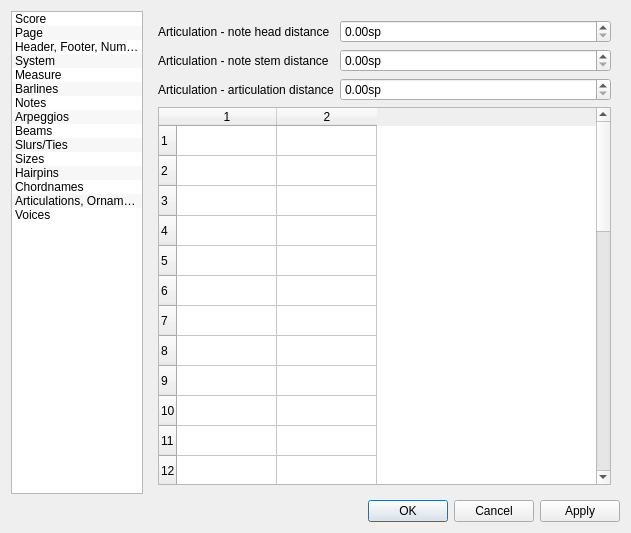
Qt form mscore/mscore/editstyle.ui (musescore/musescore-old) before a commit.
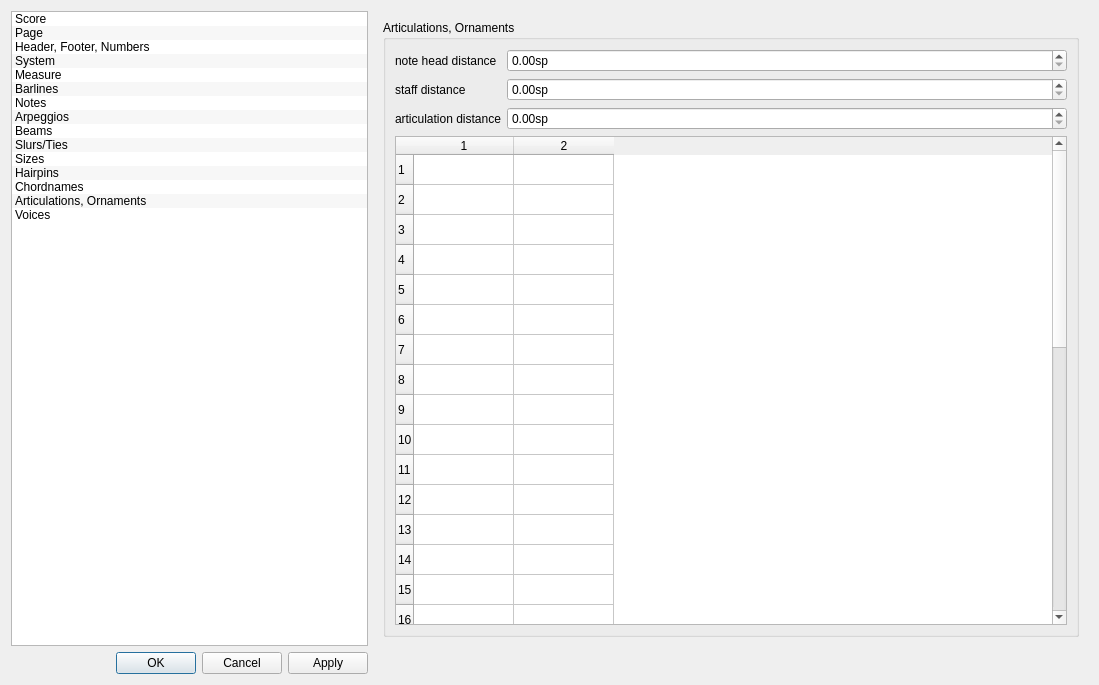
The same form after that commit. The open tabs and pages were chosen to show the change. Icons and pictures are not drawn.

Commit message: - fix single note tremolo layout - fix for stem of beamed notes

```diff
--- a/mscore/mscore/editstyle.ui
+++ b/mscore/mscore/editstyle.ui
@@ -6,14 +6,14 @@
    <rect>
     <x>0</x>
     <y>0</y>
-    <width>631</width>
-    <height>500</height>
+    <width>1099</width>
+    <height>685</height>
    </rect>
   </property>
   <property name="windowTitle">
    <string>MuseScore: Edit Style</string>
   </property>
-  <layout class="QGridLayout">
+  <layout class="QGridLayout" name="gridLayout_11">
    <item row="0" column="0">
     <widget class="QListWidget" name="pageList">
      <property name="sizePolicy">
@@ -114,23 +114,6 @@
      </item>
     </widget>
    </item>
-   <item row="1" column="0" colspan="2">
-    <layout class="QHBoxLayout">
-     <property name="spacing">
-      <number>6</number>
-     </property>
-     <property name="margin">
-      <number>0</number>
-     </property>
-     <item>
-      <widget class="QDialogButtonBox" name="buttonBox">
-       <property name="standardButtons">
-        <set>QDialogButtonBox::Apply|QDialogButtonBox::Cancel|QDialogButtonBox::Ok</set>
-       </property>
-      </widget>
-     </item>
-    </layout>
-   </item>
    <item row="0" column="1">
     <widget class="QStackedWidget" name="stackedWidget">
      <property name="sizePolicy">
@@ -2723,13 +2706,19 @@
       </layout>
      </widget>
      <widget class="QWidget" name="Seite_6">
+      <layout class="QVBoxLayout" name="verticalLayout_24">
+       <item>
+        <widget class="QGroupBox" name="groupBox_14">
+         <property name="title">
+          <string>Articulations, Ornaments</string>
+         </property>
       <layout class="QVBoxLayout" name="verticalLayout_9">
        <item>
         <layout class="QFormLayout" name="formLayout_5">
          <item row="0" column="0">
           <widget class="QLabel" name="label_35">
            <property name="text">
-            <string>Articulation - note head distance</string>
+               <string>note head distance</string>
            </property>
           </widget>
          </item>
@@ -2739,14 +2728,7 @@
             <string comment="space unit">sp</string>
            </property>
            <property name="singleStep">
-            <double>0.1</double>
-           </property> 
-          </widget>
-         </item>
-         <item row="1" column="0">
-          <widget class="QLabel" name="label_37">
-           <property name="text">
-            <string>Articulation - note stem distance</string>
+               <double>0.100000000000000</double>
            </property>
           </widget>
          </item>
@@ -2763,7 +2745,7 @@
          <item row="2" column="0">
           <widget class="QLabel" name="label_41">
            <property name="text">
-            <string>Articulation - articulation distance</string>
+               <string>articulation distance</string>
            </property>
           </widget>
          </item>
@@ -2773,8 +2755,15 @@
             <string comment="space unit">sp</string>
            </property>
            <property name="singleStep">
-            <double>0.1</double>
-           </property> 
+               <double>0.100000000000000</double>
+              </property>
+             </widget>
+            </item>
+            <item row="1" column="0">
+             <widget class="QLabel" name="label_37">
+              <property name="text">
+               <string>staff distance</string>
+              </property>
           </widget>
          </item>
         </layout>
@@ -2834,6 +2823,9 @@
        </item>
       </layout>
      </widget>
+       </item>
+      </layout>
+     </widget>
      <widget class="QWidget" name="Seite_7">
       <layout class="QVBoxLayout" name="verticalLayout">
        <item>
@@ -2949,6 +2941,23 @@
      </widget>
     </widget>
    </item>
+   <item row="1" column="0">
+    <layout class="QHBoxLayout">
+     <property name="spacing">
+      <number>6</number>
+     </property>
+     <property name="margin">
+      <number>0</number>
+     </property>
+     <item>
+      <widget class="QDialogButtonBox" name="buttonBox">
+       <property name="standardButtons">
+        <set>QDialogButtonBox::Apply|QDialogButtonBox::Cancel|QDialogButtonBox::Ok</set>
+       </property>
+      </widget>
+     </item>
+    </layout>
+   </item>
   </layout>
  </widget>
  <resources>
```
Left out of the diff: 158 changed lines with no effect on the pictures. Lines whose indentation alone changed are shown as unchanged. The commit also changes 13 other files.
